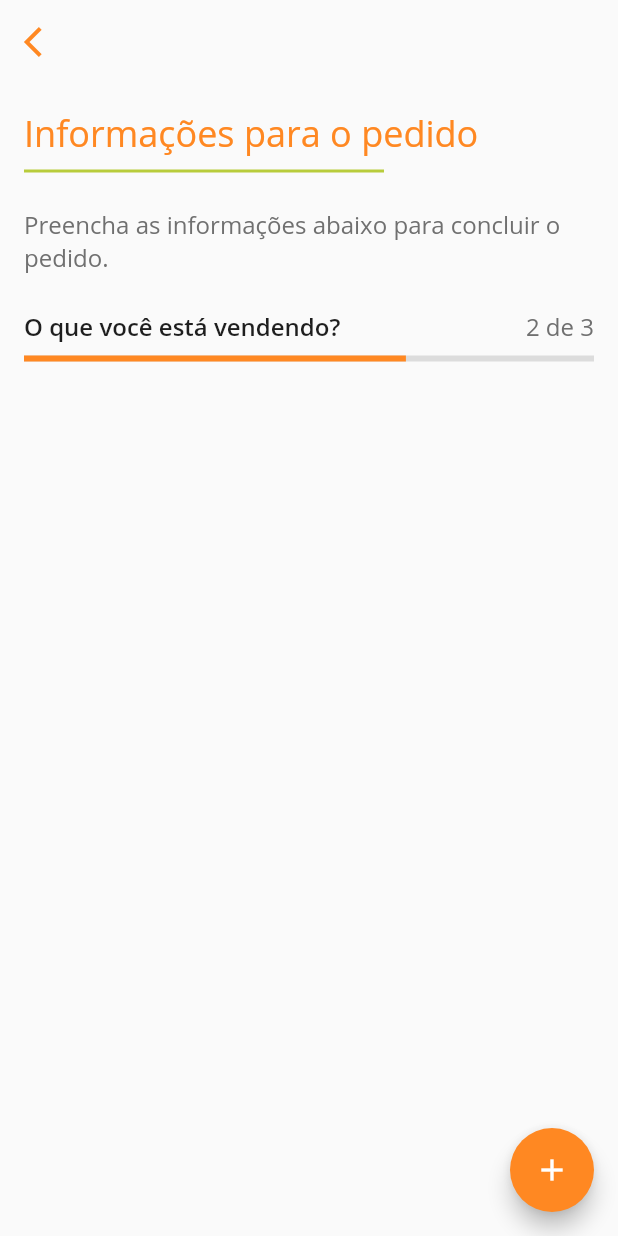
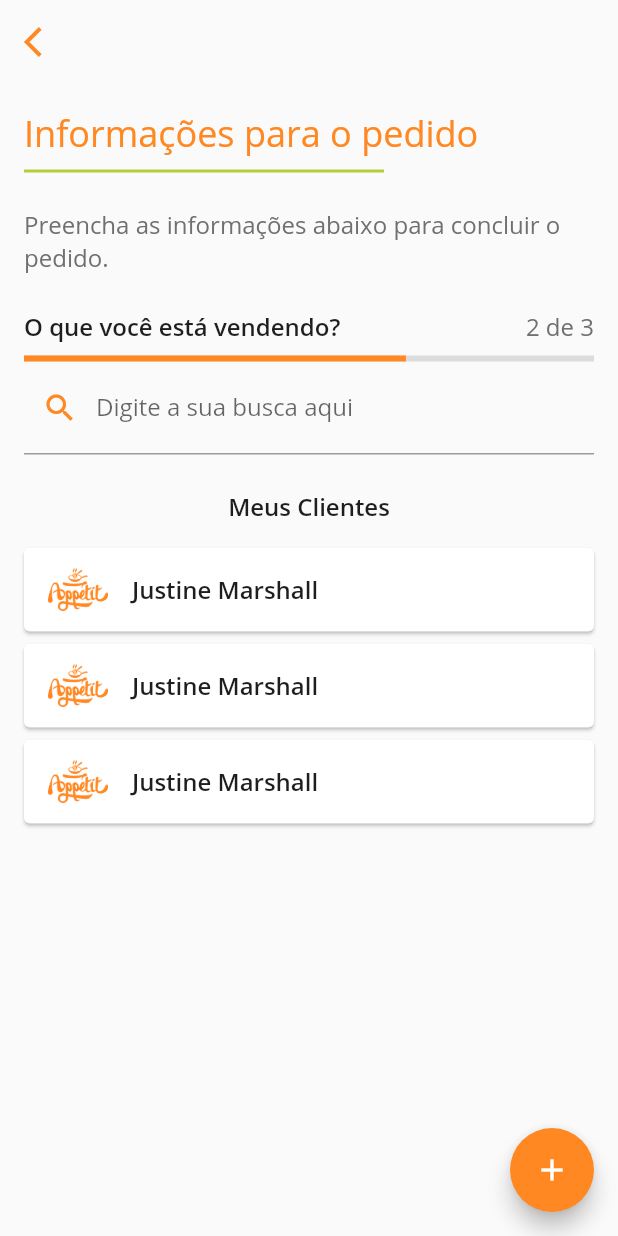
Before and after one commit to thasciano/appetit_app, a Flutter app: the NovoPedidoPage screen opened directly, after a tap on "Avançar", on a phone screen of 412 x 824 dp. Run offline on Flutter 3.47's test engine with Material 2 defaults, Android fonts, the phone set to English and light mode, and no system bars.

Commit message:
Criado a página de selecionar clientes. Quando cliente selecionado é habilitado as opções na margem inferior. OBS: Sem interação com as cores e cards.

```diff
--- a/lib/pages/novo_pedido_page.dart
+++ b/lib/pages/novo_pedido_page.dart
@@ -95,10 +95,7 @@ class _NovoPedidoPageState extends State<NovoPedidoPage> {
                     valueColor: AlwaysStoppedAnimation<Color>(Constants.primary_color),
                   ),
 
-
-                  if(page==1) _pageItensPedido(),
-
-
+                  _getPage(),
 
                 ],
               ),
@@ -157,6 +154,13 @@ class _NovoPedidoPageState extends State<NovoPedidoPage> {
     );
   }
 
+  Widget _getPage(){
+    switch(page){
+      case 1: return _pageItensPedido();
+      case 2: return _pageClientes();
+    }
+  }
+
   Widget _pageItensPedido() {
     return Column(
       children: <Widget>[
@@ -191,7 +195,6 @@ class _NovoPedidoPageState extends State<NovoPedidoPage> {
                         "Cuscuz Completo",
                         "Milho ou arroz",
                         "R\$ 125,16", true, false, () async {
-                      final resultData = push(context, DetalhesPedidoPage()) as Future<int>;
 
                       return push(context, DetalhesPedidoPage());
                     }),
@@ -229,5 +232,48 @@ class _NovoPedidoPageState extends State<NovoPedidoPage> {
     );
   }
 
+  Widget _pageClientes() {
+    return Column(
+      children: <Widget>[
+        TextFormField(
+          decoration: InputDecoration(
+            labelText: 'Digite a sua busca aqui',
+            fillColor: Colors.orange,
+            prefixIcon: Icon(Icons.search, color: Constants.primary_color,),
+          ),
+        ),
+
+        Container(
+          margin: EdgeInsets.only(bottom: 16, top:24),
+          child: Text("Meus Clientes",
+              textAlign: TextAlign.start,
+              style: TextStyle(fontSize: 16, color: Constants.primary_text, fontWeight: FontWeight.w600)),
+        ),
+
+        Wrap(
+          children: <Widget>[
+            ListView.builder(
+                itemCount: 3,
+                padding: EdgeInsets.all(0.0),
+                shrinkWrap: true,
+                physics: ClampingScrollPhysics(),
+                itemBuilder: (BuildContext context, int index){
+                  return CardPedido(
+                      "assets/images/logo.png",
+                      "Justine Marshall",
+                      null,
+                      null, true, false, () async {
+                        setState(() {
+                          bottonOptionsPage = true;
+                          marginBotton = 56.0;
+                        });
+                        return true;
+                      });
+                }),
+          ],
+        ),
+      ],
+    );
+  }
 
 }
```
